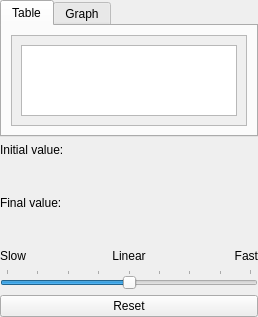
Qt form Editor/CustomWidgets/panelprogressiontable.ui (RPG-Paper-Maker/RPG-Paper-Maker) before a commit.
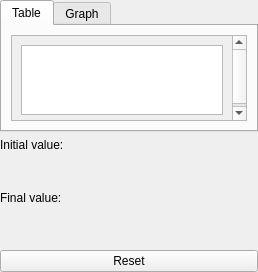
The same form after that commit. The open tabs and pages were chosen to show the change. Custom widgets are drawn as their Qt base class.

Patch:
```diff
--- a/Editor/CustomWidgets/panelprogressiontable.ui
+++ b/Editor/CustomWidgets/panelprogressiontable.ui
@@ -7,7 +7,7 @@
     <x>0</x>
     <y>0</y>
     <width>258</width>
-    <height>317</height>
+    <height>272</height>
    </rect>
   </property>
   <property name="windowTitle">
@@ -27,11 +27,18 @@
     <number>0</number>
    </property>
    <item row="0" column="0">
-    <layout class="QGridLayout" name="gridLayout_2">
+    <layout class="QGridLayout" name="gridLayout_2" columnstretch="1,0">
+     <item row="3" column="0">
+      <widget class="QLabel" name="label_17">
+       <property name="text">
+        <string>Final value:</string>
+       </property>
+      </widget>
+     </item>
      <item row="0" column="0" colspan="2">
       <widget class="QTabWidget" name="tabWidget">
        <property name="currentIndex">
-        <number>0</number>
+        <number>1</number>
        </property>
        <widget class="QWidget" name="tab">
         <attribute name="title">
@@ -48,8 +55,8 @@
              <rect>
               <x>0</x>
               <y>0</y>
-              <width>218</width>
-              <height>88</height>
+              <width>502</width>
+              <height>170</height>
              </rect>
             </property>
             <layout class="QGridLayout" name="gridLayout_4">
@@ -95,6 +102,22 @@
        </property>
       </widget>
      </item>
+     <item row="2" column="0">
+      <widget class="PanelPrimitiveValue" name="panelPrimitiveValueInitial" native="true">
+       <property name="minimumSize">
+        <size>
+         <width>250</width>
+         <height>27</height>
+        </size>
+       </property>
+       <property name="maximumSize">
+        <size>
+         <width>250</width>
+         <height>27</height>
+        </size>
+       </property>
+      </widget>
+     </item>
      <item row="1" column="1" rowspan="4">
       <spacer name="horizontalSpacer">
        <property name="orientation">
@@ -108,29 +131,6 @@
        </property>
       </spacer>
      </item>
-     <item row="2" column="0">
-      <widget class="PanelPrimitiveValue" name="panelPrimitiveValueInitial" native="true">
-       <property name="minimumSize">
-        <size>
-         <width>250</width>
-         <height>27</height>
-        </size>
-       </property>
-       <property name="maximumSize">
-        <size>
-         <width>250</width>
-         <height>27</height>
-        </size>
-       </property>
-      </widget>
-     </item>
-     <item row="3" column="0">
-      <widget class="QLabel" name="label_17">
-       <property name="text">
-        <string>Final value:</string>
-       </property>
-      </widget>
-     </item>
      <item row="4" column="0">
       <widget class="PanelPrimitiveValue" name="panelPrimitiveValueFinal" native="true">
        <property name="minimumSize">
@@ -147,63 +147,23 @@
        </property>
       </widget>
      </item>
-     <item row="5" column="0" colspan="2">
-      <layout class="QHBoxLayout" name="horizontalLayout">
-       <item>
-        <widget class="QLabel" name="label">
-         <property name="text">
-          <string>Slow</string>
-         </property>
-        </widget>
-       </item>
-       <item>
-        <widget class="QLabel" name="label_2">
-         <property name="text">
-          <string>Linear</string>
-         </property>
-         <property name="alignment">
-          <set>Qt::AlignCenter</set>
-         </property>
-        </widget>
-       </item>
-       <item>
-        <widget class="QLabel" name="label_3">
-         <property name="layoutDirection">
-          <enum>Qt::LeftToRight</enum>
-         </property>
-         <property name="text">
-          <string>Fast</string>
-         </property>
-         <property name="alignment">
-          <set>Qt::AlignRight|Qt::AlignTrailing|Qt::AlignVCenter</set>
-         </property>
-        </widget>
-       </item>
-      </layout>
-     </item>
      <item row="6" column="0" colspan="2">
-      <widget class="QSlider" name="horizontalSlider">
-       <property name="minimum">
-        <number>-4</number>
-       </property>
-       <property name="maximum">
-        <number>4</number>
-       </property>
-       <property name="orientation">
-        <enum>Qt::Horizontal</enum>
-       </property>
-       <property name="tickPosition">
-        <enum>QSlider::TicksAbove</enum>
-       </property>
-      </widget>
-     </item>
-     <item row="7" column="0" colspan="2">
       <widget class="QPushButton" name="pushButtonReset">
        <property name="text">
         <string>Reset</string>
        </property>
       </widget>
      </item>
+     <item row="5" column="0" colspan="2">
+      <widget class="WidgetSliderProgression" name="widgetSliderProgression" native="true">
+       <property name="minimumSize">
+        <size>
+         <width>0</width>
+         <height>0</height>
+        </size>
+       </property>
+      </widget>
+     </item>
     </layout>
    </item>
   </layout>
@@ -226,6 +186,12 @@
    <header>widgetchart.h</header>
    <container>1</container>
   </customwidget>
+  <customwidget>
+   <class>WidgetSliderProgression</class>
+   <extends>QWidget</extends>
+   <header>widgetsliderprogression.h</header>
+   <container>1</container>
+  </customwidget>
  </customwidgets>
  <resources/>
  <connections/>
```
